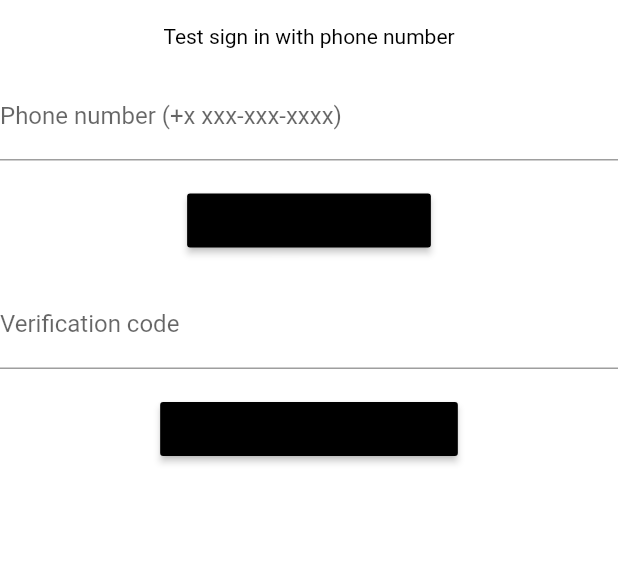
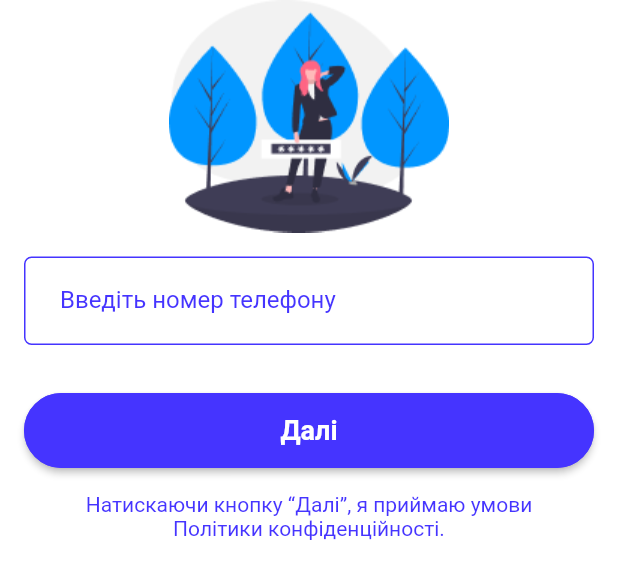
Before and after one commit to mishatron/elevator, a Flutter app: the PhoneSignInSection widget shown alone on an empty page, opened directly, on a phone screen of 412 x 824 dp. Shown: the top 579 px of the screen. Run offline on Flutter 3.47's test engine with Material 2 defaults, Android fonts, the phone set to English and light mode, and no system bars; our stand-ins replace bloc, cached_network_image, cloud_firestore, dio, firebase_auth, flutter_bloc and 4 more; accounts and stored records are empty; Roboto replaces fonts that are missing (Heboo); statements that could not run were skipped.

Commit message:
login screen ui

```diff
--- a/lib/src/view/login/login_bloc.dart
+++ b/lib/src/view/login/login_bloc.dart
@@ -1,8 +1,13 @@
 import 'package:elevator/src/core/bloc/base_bloc.dart';
 import 'package:elevator/src/core/bloc/base_bloc_state.dart';
-import 'package:elevator/src/core/bloc/empty_bloc_state.dart';
+
+class LoginStatePhone extends BaseBlocState {}
+
+class LoginStateVerification extends BaseBlocState {}
 
 class LoginBloc extends BaseBloc<BaseBlocState, DoubleBlocState> {
   @override
-  DoubleBlocState get initialState => DoubleBlocState(EmptyBlocState(), null);
+  DoubleBlocState get initialState => DoubleBlocState(LoginStatePhone(), null);
+
+  String verificationId;
 }
--- a/lib/src/view/login/phone_section.dart
+++ b/lib/src/view/login/phone_section.dart
@@ -1,10 +1,18 @@
+import 'package:elevator/res/values/colors.dart';
+import 'package:elevator/res/values/styles.dart';
 import 'package:elevator/router/navigation_service.dart';
 import 'package:elevator/router/route_paths.dart';
+import 'package:elevator/src/core/bloc/loading_state.dart';
+import 'package:elevator/src/core/bloc/no_loading_state.dart';
 import 'package:elevator/src/core/ui/base_state.dart';
 import 'package:elevator/src/core/ui/base_statefull_widget.dart';
 import 'package:elevator/src/di/dependency_injection.dart';
+import 'package:elevator/src/view/custom/BaseButton.dart';
+import 'package:elevator/src/view/login/login_bloc.dart';
+import 'package:elevator/src/view/utils/text_field_utils.dart';
 import 'package:firebase_auth/firebase_auth.dart';
 import 'package:flutter/material.dart';
+import 'package:flutter_bloc/flutter_bloc.dart';
 
 class PhoneSignInSection extends BaseStatefulWidget {
   PhoneSignInSection();
@@ -15,100 +23,94 @@ class PhoneSignInSection extends BaseStatefulWidget {
 
 class _PhoneSignInSectionState extends BaseState<PhoneSignInSection> {
   final TextEditingController _phoneNumberController = TextEditingController();
-  final TextEditingController _smsController = TextEditingController();
+  final FocusNode _focusNode = FocusNode();
   var _auth = FirebaseAuth.instance;
 
-  String _message = '';
-  String _verificationId;
+  LoginBloc _bloc;
+
+  @override
+  void initState() {
+    super.initState();
+    _bloc = BlocProvider.of(context);
+  }
 
   @override
   Widget getLayout() {
-    return Column(
-      crossAxisAlignment: CrossAxisAlignment.start,
+    return InkWell(
+      splashColor: Colors.transparent,
+      hoverColor: Colors.transparent,
+      highlightColor: Colors.transparent,
+      onTap: () {
+        _focusNode.unfocus();
+      },
+      child: Column(
+        crossAxisAlignment: CrossAxisAlignment.center,
         children: <Widget>[
-        Container(
-          child: const Text('Test sign in with phone number'),
-          padding: const EdgeInsets.all(16),
-          alignment: Alignment.center,
-        ),
-        TextFormField(
+          Image.asset("assets/login_placeholder.png"),
+          Padding(
+            padding: const EdgeInsets.all(16.0),
+            child: TextFormField(
               controller: _phoneNumberController,
-          decoration: const InputDecoration(
-              labelText: 'Phone number (+x xxx-xxx-xxxx)'),
+              focusNode: _focusNode,
+              keyboardType: TextInputType.phone,
+              decoration:
+                  getTextFieldDecoration(context, 'Введіть номер телефону'),
               validator: (String value) {
                 if (value.isEmpty) {
-              return 'Phone number (+x xxx-xxx-xxxx)';
+                  return 'Формат: (+x xxx-xxx-xxxx)';
                 }
                 return null;
               },
             ),
-        Container(
-          padding: const EdgeInsets.symmetric(vertical: 16.0),
-          alignment: Alignment.center,
-          child: RaisedButton(
-            onPressed: () async {
-              _verifyPhoneNumber();
-            },
-            child: const Text('Verify phone number'),
+          ),
+          Padding(
+            padding: const EdgeInsets.all(16.0),
+            child: BaseButton(
+              text: 'Далі',
+              onClick: _verifyPhoneNumber,
             ),
           ),
-        TextField(
-          controller: _smsController,
-          decoration: const InputDecoration(labelText: 'Verification code'),
-        ),
-        Container(
-          padding: const EdgeInsets.symmetric(vertical: 16.0),
-          alignment: Alignment.center,
-          child: RaisedButton(
-            onPressed: () async {
-              _signInWithPhoneNumber();
-            },
-            child: const Text('Sign in with phone number'),
-          ),
-        ),
-        Container(
-          alignment: Alignment.center,
-          padding: const EdgeInsets.symmetric(horizontal: 16),
+          Padding(
+            padding: const EdgeInsets.symmetric(horizontal: 32),
             child: Text(
-            _message,
-            style: TextStyle(color: Colors.red),
+              "Натискаючи кнопку “Далі”, я приймаю умови Політики конфіденційності.",
+              textAlign: TextAlign.center,
+              style: getSmallFont().apply(color: colorAccent),
             ),
           )
         ],
+      ),
     );
   }
 
   // Example code of how to verify phone number
   void _verifyPhoneNumber() async {
-    setState(() {
-      _message = '';
-    });
     final PhoneVerificationCompleted verificationCompleted =
         (AuthCredential phoneAuthCredential) {
       _auth.signInWithCredential(phoneAuthCredential);
-      setState(() {
-        _message = 'Received phone auth credential: $phoneAuthCredential';
-      });
+      showMessage("Ви авторизовані тепер");
     };
 
     final PhoneVerificationFailed verificationFailed =
         (AuthException authException) {
-      setState(() {
-        _message =
-            'Phone number verification failed. Code: ${authException.code}. Message: ${authException.message}';
-      });
+      showMessage("Ви ввели невірний номер телефону");
     };
 
     final PhoneCodeSent codeSent =
         (String verificationId, [int forceResendingToken]) async {
-      showMessage('Please check your phone for the verification code.');
-      _verificationId = verificationId;
+      showMessage("Очікуйте смс");
+      _bloc.add(LoginStateVerification());
+      _bloc.verificationId = verificationId;
     };
 
     final PhoneCodeAutoRetrievalTimeout codeAutoRetrievalTimeout =
         (String verificationId) {
-      _verificationId = verificationId;
+      _bloc.verificationId = verificationId;
     };
+
+    if(_phoneNumberController.text.isNotEmpty) {
+      hideKeyboard();
+      _bloc.add(LoadingState());
 
       await _auth.verifyPhoneNumber(
           phoneNumber: _phoneNumberController.text,
@@ -117,31 +119,8 @@ class _PhoneSignInSectionState extends BaseState<PhoneSignInSection> {
           verificationFailed: verificationFailed,
           codeSent: codeSent,
           codeAutoRetrievalTimeout: codeAutoRetrievalTimeout);
-  }
 
-  // Example code of how to sign in with phone.
-  void _signInWithPhoneNumber() async {
-    try {
-      final AuthCredential credential = PhoneAuthProvider.getCredential(
-        verificationId: _verificationId,
-        smsCode: _smsController.text,
-      );
-      final FirebaseUser user =
-          (await _auth.signInWithCredential(credential)).user;
-      final FirebaseUser currentUser = await _auth.currentUser();
-      assert(user.uid == currentUser.uid);
-      setState(() {
-        if (user != null) {
-          _message = 'Successfully signed in, uid: ' + user.uid;
-          injector<NavigationService>().pushNamedReplacement(mainRoute);
-        } else {
-          _message = 'Sign in failed';
-        }
-      });
-    } catch (err) {
-      setState(() {
-        _message = 'Sign in failed';
-      });
+      _bloc.add(NoLoadingState());
     }
   }
 }
--- a/lib/src/view/utils/text_field_utils.dart
+++ b/lib/src/view/utils/text_field_utils.dart
@@ -1,23 +1,22 @@
+import 'package:elevator/res/values/colors.dart';
 import 'package:flutter/material.dart';
-import 'package:elevator/src/core/localization/app_localizations.dart';
 
-InputDecoration getTextFieldDecoration(
-    BuildContext context, String hintTextRes) {
+InputDecoration getTextFieldDecoration(BuildContext context, String hintText) {
   return InputDecoration(
       contentPadding:
           const EdgeInsets.symmetric(vertical: 20.0, horizontal: 24.0),
       enabledBorder: OutlineInputBorder(
-          borderRadius: BorderRadius.circular(50),
-          borderSide: BorderSide(color: Colors.grey)),
+          borderRadius: BorderRadius.circular(5),
+          borderSide: BorderSide(color: colorAccent)),
       focusedBorder: OutlineInputBorder(
-          borderRadius: BorderRadius.circular(50),
-          borderSide: BorderSide(color: Colors.grey)),
+          borderRadius: BorderRadius.circular(5),
+          borderSide: BorderSide(color: colorAccent)),
       focusedErrorBorder: OutlineInputBorder(
-          borderRadius: BorderRadius.circular(50),
+          borderRadius: BorderRadius.circular(5),
           borderSide: BorderSide(color: Colors.redAccent)),
       errorBorder: OutlineInputBorder(
-          borderRadius: BorderRadius.circular(50),
+          borderRadius: BorderRadius.circular(5),
           borderSide: BorderSide(color: Colors.redAccent)),
-      labelStyle: TextStyle(fontSize: 16, color: Colors.grey),
-      labelText: Localization.of(context).getValue(hintTextRes));
+      labelStyle: TextStyle(fontSize: 16, color: colorAccent),
+      labelText: hintText);
 }
```
Also changed, not shown: lib/src/view/login/login_screen.dart (+44 -6 lines), lib/src/view/login/verify_section.dart (added, +84 -0 lines), assets/login_placeholder.png (added). Lines whose indentation alone changed are shown as unchanged.
